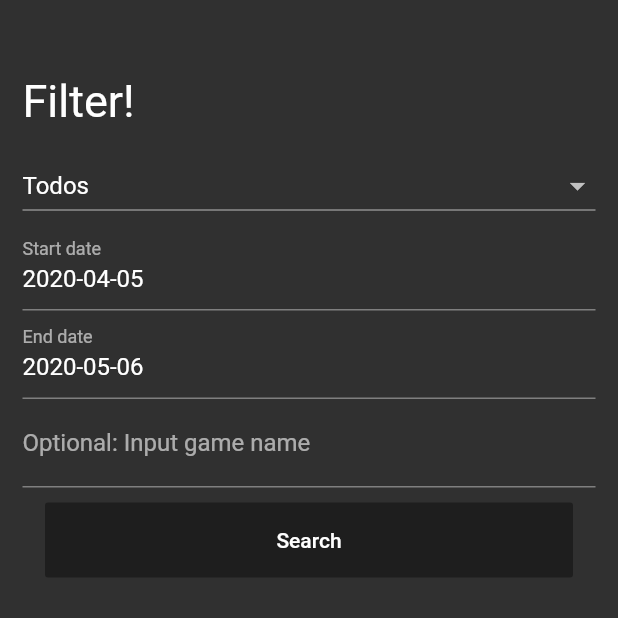
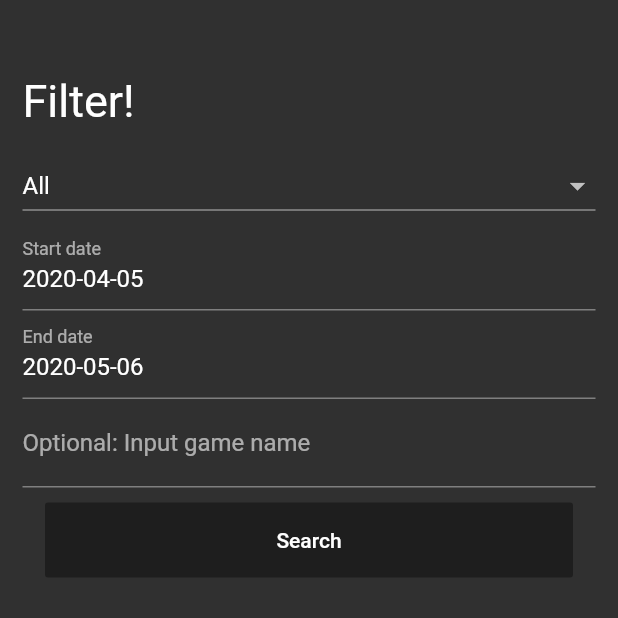
Before and after one commit to saraiva1989/gamereleaseflutter, a Flutter app: the Filtro screen opened directly, on a phone screen of 412 x 824 dp, the top half of it. Run offline on Flutter 3.47's test engine with Material 2 defaults, Android fonts, the phone set to English and light mode, and no system bars; our stand-ins replace carousel_pro, material_design_icons_flutter, splashscreen, sqflite, webview_flutter; accounts and stored records are empty.

Commit message:
Alterado versão, adicionado permissão de internet e corrigido algumas palavras

```diff
--- a/lib/view/Filtro.dart
+++ b/lib/view/Filtro.dart
@@ -122,7 +122,7 @@ class _FiltroState extends State<Filtro> {
       value: _console,
       items: [
         DropdownMenuItem<String>(
-          child: Text('Todos'),
+          child: Text('All'),
           value: '',
         ),
         DropdownMenuItem<String>(
--- a/lib/view/JogoDetalhe.dart
+++ b/lib/view/JogoDetalhe.dart
@@ -248,7 +248,7 @@ class _JogoDetalheState extends State<JogoDetalhe> {
 
   Widget _header(BuildContext context) {
     String conteudo =
-        "${_jogo.publishers ?? _jogo.developer ?? ""} - Genero: ${Genero().retornaString(_jogo.generos) ?? ""} \nDate: ${_jogo.data ?? ""}";
+        "${_jogo.publishers ?? _jogo.developer ?? ""} - Genre: ${Genero().retornaString(_jogo.generos) ?? ""} \nDate: ${_jogo.data ?? ""}";
     return Stack(
       children: <Widget>[
         Container(
--- a/pubspec.yaml
+++ b/pubspec.yaml
@@ -11,7 +11,7 @@ description: Aplicativo que traz informações sobre game.
 # In iOS, build-name is used as CFBundleShortVersionString while build-number used as CFBundleVersion.
 # Read more about iOS versioning at
 # https://developer.apple.com/library/archive/documentation/General/Reference/InfoPlistKeyReference/Articles/CoreFoundationKeys.html
-version: 1.0.0+1
+version: 1.0.0+2
 
 environment:
   sdk: ">=2.1.0 <3.0.0"
```
Also changed, not shown: 1 other file.
